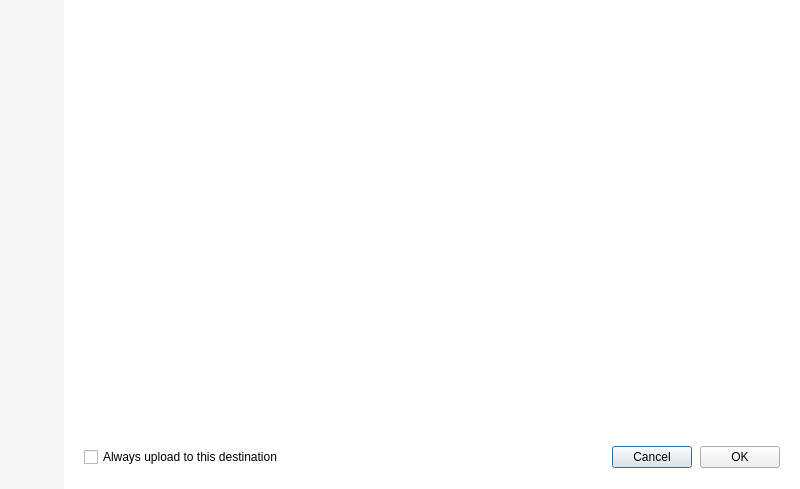
Above: src/MEGASync/node_selector/gui/ui/NodeSelector.ui from C-EO/MEGAsync before the change. Below: the same form after it.
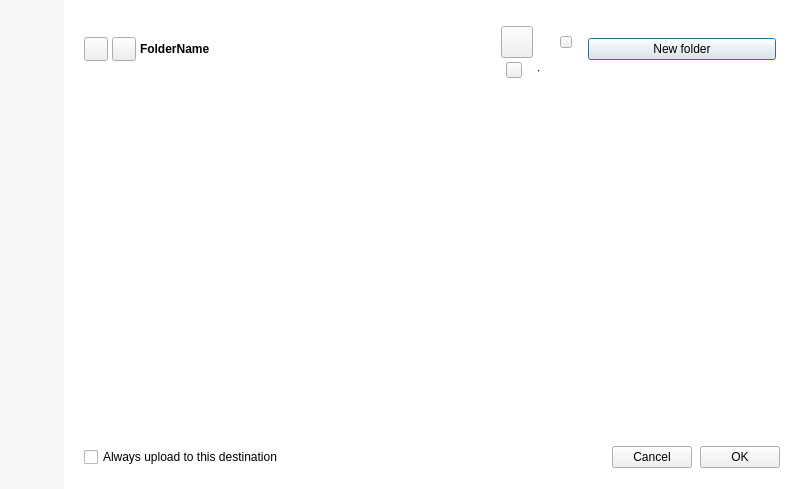
That is the form after the change. Icons and pictures are not drawn. Custom widgets are drawn as their Qt base class.

Commit message: Moving code to NodeSelector from NodeSelectorTreeViewWidget

What changed in the file:
```diff
--- a/src/MEGASync/node_selector/gui/ui/NodeSelector.ui
+++ b/src/MEGASync/node_selector/gui/ui/NodeSelector.ui
@@ -346,6 +346,555 @@
       <property name="bottomMargin">
        <number>0</number>
       </property>
+      <item>
+       <widget class="QWidget" name="header" native="true">
+        <property name="minimumSize">
+         <size>
+          <width>0</width>
+          <height>0</height>
+         </size>
+        </property>
+        <property name="maximumSize">
+         <size>
+          <width>16777215</width>
+          <height>16777215</height>
+         </size>
+        </property>
+        <layout class="QHBoxLayout" name="horizontalLayout_2" stretch="0,2,0,0,0">
+         <property name="spacing">
+          <number>4</number>
+         </property>
+         <property name="leftMargin">
+          <number>20</number>
+         </property>
+         <property name="topMargin">
+          <number>20</number>
+         </property>
+         <property name="rightMargin">
+          <number>20</number>
+         </property>
+         <property name="bottomMargin">
+          <number>20</number>
+         </property>
+         <item>
+          <widget class="QWidget" name="navigationButtons" native="true">
+           <property name="sizePolicy">
+            <sizepolicy hsizetype="Fixed" vsizetype="Preferred">
+             <horstretch>0</horstretch>
+             <verstretch>0</verstretch>
+            </sizepolicy>
+           </property>
+           <layout class="QHBoxLayout" name="horizontalLayout_6">
+            <property name="spacing">
+             <number>4</number>
+            </property>
+            <property name="leftMargin">
+             <number>0</number>
+            </property>
+            <property name="topMargin">
+             <number>0</number>
+            </property>
+            <property name="rightMargin">
+             <number>0</number>
+            </property>
+            <property name="bottomMargin">
+             <number>0</number>
+            </property>
+            <item>
+             <widget class="TokenizableToolButton" name="bBack">
+              <property name="sizePolicy">
+               <sizepolicy hsizetype="Fixed" vsizetype="Fixed">
+                <horstretch>0</horstretch>
+                <verstretch>0</verstretch>
+               </sizepolicy>
+              </property>
+              <property name="minimumSize">
+               <size>
+                <width>24</width>
+                <height>24</height>
+               </size>
+              </property>
+              <property name="maximumSize">
+               <size>
+                <width>24</width>
+                <height>24</height>
+               </size>
+              </property>
+              <property name="cursor">
+               <cursorShape>PointingHandCursor</cursorShape>
+              </property>
+              <property name="text">
+               <string notr="true"/>
+              </property>
+              <property name="icon">
+               <iconset resource="../../../gui/Resources_common.qrc">
+                <normaloff>:/chevron-left_medium_thin_outline</normaloff>:/chevron-left_medium_thin_outline</iconset>
+              </property>
+              <property name="iconSize">
+               <size>
+                <width>24</width>
+                <height>24</height>
+               </size>
+              </property>
+              <property name="type" stdset="0">
+               <string notr="true">ghost</string>
+              </property>
+              <property name="disabled_off" stdset="0">
+               <string notr="true">icon-disabled</string>
+              </property>
+             </widget>
+            </item>
+            <item>
+             <widget class="TokenizableToolButton" name="bForward">
+              <property name="sizePolicy">
+               <sizepolicy hsizetype="Fixed" vsizetype="Fixed">
+                <horstretch>0</horstretch>
+                <verstretch>0</verstretch>
+               </sizepolicy>
+              </property>
+              <property name="minimumSize">
+               <size>
+                <width>24</width>
+                <height>24</height>
+               </size>
+              </property>
+              <property name="maximumSize">
+               <size>
+                <width>24</width>
+                <height>24</height>
+               </size>
+              </property>
+              <property name="cursor">
+               <cursorShape>PointingHandCursor</cursorShape>
+              </property>
+              <property name="text">
+               <string notr="true"/>
+              </property>
+              <property name="icon">
+               <iconset resource="../../../gui/Resources_common.qrc">
+                <normaloff>:/chevron-right_medium_thin_outline</normaloff>:/chevron-right_medium_thin_outline</iconset>
+              </property>
+              <property name="iconSize">
+               <size>
+                <width>24</width>
+                <height>24</height>
+               </size>
+              </property>
+              <property name="type" stdset="0">
+               <string notr="true">ghost</string>
+              </property>
+              <property name="disabled_off" stdset="0">
+               <string notr="true">icon-disabled</string>
+              </property>
+             </widget>
+            </item>
+           </layout>
+          </widget>
+         </item>
+         <item>
+          <widget class="ElidingLabel" name="lFolderName">
+           <property name="sizePolicy">
+            <sizepolicy hsizetype="Preferred" vsizetype="Preferred">
+             <horstretch>0</horstretch>
+             <verstretch>0</verstretch>
+            </sizepolicy>
+           </property>
+           <property name="minimumSize">
+            <size>
+             <width>0</width>
+             <height>36</height>
+            </size>
+           </property>
+           <property name="maximumSize">
+            <size>
+             <width>16777215</width>
+             <height>36</height>
+            </size>
+           </property>
+           <property name="font">
+            <font>
+             <bold>true</bold>
+             <strikeout>false</strikeout>
+             <kerning>false</kerning>
+            </font>
+           </property>
+           <property name="text">
+            <string notr="true">FolderName</string>
+           </property>
+           <property name="font-size" stdset="0">
+            <string notr="true">body-2</string>
+           </property>
+           <property name="bold" stdset="0">
+            <bool>true</bool>
+           </property>
+          </widget>
+         </item>
+         <item>
+          <widget class="QWidget" name="incomingInfo" native="true">
+           <layout class="QVBoxLayout" name="verticalLayout_4">
+            <property name="spacing">
+             <number>4</number>
+            </property>
+            <property name="leftMargin">
+             <number>0</number>
+            </property>
+            <property name="topMargin">
+             <number>6</number>
+            </property>
+            <property name="rightMargin">
+             <number>0</number>
+            </property>
+            <property name="bottomMargin">
+             <number>0</number>
+            </property>
+            <item>
+             <widget class="QWidget" name="sh_folderNameInfo" native="true">
+              <layout class="QHBoxLayout" name="horizontalLayout_5" stretch="0,0,0,0">
+               <property name="spacing">
+                <number>8</number>
+               </property>
+               <property name="leftMargin">
+                <number>0</number>
+               </property>
+               <property name="topMargin">
+                <number>0</number>
+               </property>
+               <property name="rightMargin">
+                <number>0</number>
+               </property>
+               <property name="bottomMargin">
+                <number>0</number>
+               </property>
+               <item>
+                <widget class="IconLabel" name="sh_folderIcon">
+                 <property name="minimumSize">
+                  <size>
+                   <width>32</width>
+                   <height>32</height>
+                  </size>
+                 </property>
+                 <property name="maximumSize">
+                  <size>
+                   <width>32</width>
+                   <height>32</height>
+                  </size>
+                 </property>
+                 <property name="text">
+                  <string notr="true"/>
+                 </property>
+                 <property name="iconSize">
+                  <size>
+                   <width>32</width>
+                   <height>32</height>
+                  </size>
+                 </property>
+                </widget>
+               </item>
+               <item>
+                <widget class="ElidingLabel" name="sh_folderName">
+                 <property name="text">
+                  <string notr="true"/>
+                 </property>
+                </widget>
+               </item>
+               <item>
+                <widget class="QWidget" name="sh_accessContainer" native="true">
+                 <property name="sizePolicy">
+                  <sizepolicy hsizetype="Fixed" vsizetype="Preferred">
+                   <horstretch>0</horstretch>
+                   <verstretch>0</verstretch>
+                  </sizepolicy>
+                 </property>
+                 <property name="minimumSize">
+                  <size>
+                   <width>0</width>
+                   <height>18</height>
+                  </size>
+                 </property>
+                 <property name="maximumSize">
+                  <size>
+                   <width>16777215</width>
+                   <height>18</height>
+                  </size>
+                 </property>
+                 <property name="styleSheet">
+                  <string notr="true">#sh_accessContainer[access = &quot;2&quot;]
+{
+background-color: #CFFCDB; /*colorToken.notification-success*/
+color: #007C3E; /*colorToken.text-success*/
+}
+
+#sh_accessContainer[access = &quot;1&quot;]
+{
+background-color: #DFF4FE; /*colorToken.notification-info*/
+color: #0078A4; /*colorToken.text-info*/
+}
+
+#sh_accessContainer[access = &quot;0&quot;]
+{
+background-color: #E4E4E5; /*colorToken.surface-3*/
+color: #616366; /*colorToken.text-secondary*/
+}</string>
+                 </property>
+                 <layout class="QHBoxLayout" name="horizontalLayout_7">
+                  <property name="spacing">
+                   <number>1</number>
+                  </property>
+                  <property name="leftMargin">
+                   <number>4</number>
+                  </property>
+                  <property name="topMargin">
+                   <number>3</number>
+                  </property>
+                  <property name="rightMargin">
+                   <number>4</number>
+                  </property>
+                  <property name="bottomMargin">
+                   <number>3</number>
+                  </property>
+                  <item>
+                   <widget class="IconLabel" name="sh_accessIcon">
+                    <property name="minimumSize">
+                     <size>
+                      <width>12</width>
+                      <height>12</height>
+                     </size>
+                    </property>
+                    <property name="maximumSize">
+                     <size>
+                      <width>12</width>
+                      <height>12</height>
+                     </size>
+                    </property>
+                    <property name="text">
+                     <string notr="true"/>
+                    </property>
+                    <property name="icon">
+                     <iconset resource="../../../gui/Resources_common.qrc">
+                      <normaloff>:/star_small_thin_outline</normaloff>:/star_small_thin_outline</iconset>
+                    </property>
+                    <property name="iconSize">
+                     <size>
+                      <width>12</width>
+                      <height>12</height>
+                     </size>
+                    </property>
+                    <property name="normal_off" stdset="0">
+                     <string notr="true">text-success</string>
+                    </property>
+                   </widget>
+                  </item>
+                  <item>
+                   <widget class="QLabel" name="sh_accessLabel">
+                    <property name="sizePolicy">
+                     <sizepolicy hsizetype="Fixed" vsizetype="Preferred">
+                      <horstretch>0</horstretch>
+                      <verstretch>0</verstretch>
+                     </sizepolicy>
+                    </property>
+                    <property name="text">
+                     <string notr="true"/>
+                    </property>
+                    <property name="font-size" stdset="0">
+                     <string notr="true">caption</string>
+                    </property>
+                   </widget>
+                  </item>
+                 </layout>
+                </widget>
+               </item>
+               <item>
+                <spacer name="horizontalSpacer_7">
+                 <property name="orientation">
+                  <enum>Qt::Horizontal</enum>
+                 </property>
+                 <property name="sizeHint" stdset="0">
+                  <size>
+                   <width>0</width>
+                   <height>0</height>
+                  </size>
+                 </property>
+                </spacer>
+               </item>
+              </layout>
+             </widget>
+            </item>
+            <item>
+             <widget class="QWidget" name="shareeInfo" native="true">
+              <property name="minimumSize">
+               <size>
+                <width>0</width>
+                <height>0</height>
+               </size>
+              </property>
+              <layout class="QHBoxLayout" name="horizontalLayout_4">
+               <property name="spacing">
+                <number>4</number>
+               </property>
+               <property name="leftMargin">
+                <number>5</number>
+               </property>
+               <property name="topMargin">
+                <number>0</number>
+               </property>
+               <property name="rightMargin">
+                <number>0</number>
+               </property>
+               <property name="bottomMargin">
+                <number>0</number>
+               </property>
+               <item alignment="Qt::AlignLeft">
+                <widget class="IconLabel" name="sh_userIcon">
+                 <property name="minimumSize">
+                  <size>
+                   <width>16</width>
+                   <height>16</height>
+                  </size>
+                 </property>
+                 <property name="maximumSize">
+                  <size>
+                   <width>16</width>
+                   <height>16</height>
+                  </size>
+                 </property>
+                 <property name="text">
+                  <string notr="true"/>
+                 </property>
+                </widget>
+               </item>
+               <item>
+                <widget class="ElidingLabel" name="sh_userName">
+                 <property name="text">
+                  <string notr="true"/>
+                 </property>
+                 <property name="font-size" stdset="0">
+                  <string notr="true">caption</string>
+                 </property>
+                 <property name="semibold" stdset="0">
+                  <bool>true</bool>
+                 </property>
+                </widget>
+               </item>
+               <item>
+                <widget class="QLabel" name="sh_separator">
+                 <property name="text">
+                  <string notr="true">∙</string>
+                 </property>
+                 <property name="font-size" stdset="0">
+                  <string notr="true">caption</string>
+                 </property>
+                </widget>
+               </item>
+               <item alignment="Qt::AlignLeft">
+                <widget class="QLabel" name="sh_userEmail">
+                 <property name="text">
+                  <string notr="true"/>
+                 </property>
+                 <property name="font-size" stdset="0">
+                  <string notr="true">caption</string>
+                 </property>
+                </widget>
+               </item>
+               <item>
+                <spacer name="horizontalSpacer_5">
+                 <property name="orientation">
+                  <enum>Qt::Horizontal</enum>
+                 </property>
+                 <property name="sizeHint" stdset="0">
+                  <size>
+                   <width>0</width>
+                   <height>0</height>
+                  </size>
+                 </property>
+                </spacer>
+               </item>
+              </layout>
+             </widget>
+            </item>
+           </layout>
+          </widget>
+         </item>
+         <item>
+          <widget class="QWidget" name="customButtonsContainer" native="true">
+           <property name="sizePolicy">
+            <sizepolicy hsizetype="Preferred" vsizetype="Preferred">
+             <horstretch>0</horstretch>
+             <verstretch>0</verstretch>
+            </sizepolicy>
+           </property>
+           <layout class="QHBoxLayout" name="customButtonsLayout">
+            <property name="spacing">
+             <number>0</number>
+            </property>
+            <property name="leftMargin">
+             <number>0</number>
+            </property>
+            <property name="topMargin">
+             <number>0</number>
+            </property>
+            <property name="rightMargin">
+             <number>0</number>
+            </property>
+            <property name="bottomMargin">
+             <number>0</number>
+            </property>
+            <item>
+             <widget class="TokenizableButton" name="bNewFolder">
+              <property name="sizePolicy">
+               <sizepolicy hsizetype="Fixed" vsizetype="Fixed">
+                <horstretch>0</horstretch>
+                <verstretch>0</verstretch>
+               </sizepolicy>
+              </property>
+              <property name="minimumSize">
+               <size>
+                <width>188</width>
+                <height>0</height>
+               </size>
+              </property>
+              <property name="maximumSize">
+               <size>
+                <width>188</width>
+                <height>16777215</height>
+               </size>
+              </property>
+              <property name="cursor">
+               <cursorShape>PointingHandCursor</cursorShape>
+              </property>
+              <property name="text">
+               <string>New folder</string>
+              </property>
+              <property name="icon">
+               <iconset resource="../../../gui/Resources_common.qrc">
+                <normaloff>:/folder-plus-01_small_thin_outline</normaloff>:/folder-plus-01_small_thin_outline</iconset>
+              </property>
+              <property name="iconSize">
+               <size>
+                <width>16</width>
+                <height>16</height>
+               </size>
+              </property>
+              <property name="type" stdset="0">
+               <string notr="true">ghost</string>
+              </property>
+              <property name="dimension" stdset="0">
+               <string notr="true">small</string>
+              </property>
+             </widget>
+            </item>
+           </layout>
+          </widget>
+         </item>
+         <item>
+          <widget class="SearchLineEdit" name="leSearchTool">
+           <property name="mode" stdset="0">
+            <number>0</number>
+           </property>
+          </widget>
+         </item>
+        </layout>
+       </widget>
+      </item>
       <item>
        <widget class="QStackedWidget" name="stackedWidget">
         <property name="minimumSize">
@@ -486,12 +1035,38 @@
   </layout>
  </widget>
  <customwidgets>
+  <customwidget>
+   <class>TokenizableButton</class>
+   <extends>QPushButton</extends>
+   <header>tokenizer/TokenizableItems/TokenizableButtons.h</header>
+  </customwidget>
+  <customwidget>
+   <class>TokenizableToolButton</class>
+   <extends>QToolButton</extends>
+   <header>tokenizer/TokenizableItems/TokenizableButtons.h </header>
+  </customwidget>
+  <customwidget>
+   <class>IconLabel</class>
+   <extends>QToolButton</extends>
+   <header>tokenizer/TokenizableItems/IconLabel.h</header>
+  </customwidget>
   <customwidget>
    <class>TabSelector</class>
    <extends>QWidget</extends>
    <header>TabSelector.h</header>
    <container>1</container>
   </customwidget>
+  <customwidget>
+   <class>ElidingLabel</class>
+   <extends>QLabel</extends>
+   <header>gui/ElidedLabel.h</header>
+  </customwidget>
+  <customwidget>
+   <class>SearchLineEdit</class>
+   <extends>QFrame</extends>
+   <header>SearchLineEdit.h</header>
+   <container>1</container>
+  </customwidget>
  </customwidgets>
  <resources>
   <include location="../../../gui/Resources_common.qrc"/>
```
The commit also changes 7 other files.
